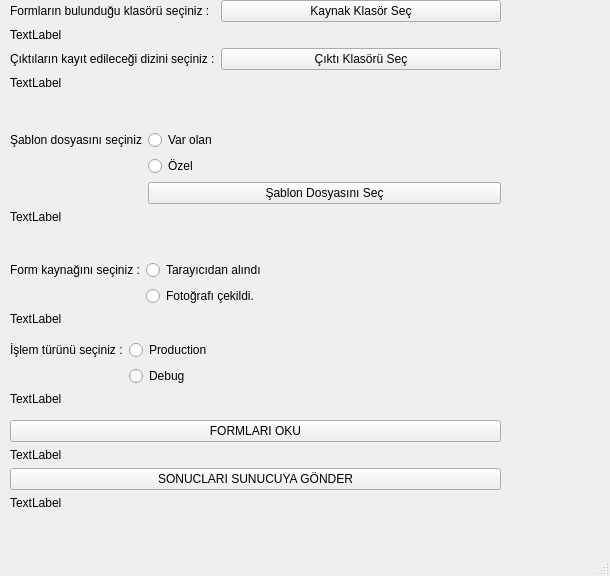
First picture: the form in OFOAnaEkran.ui, repository Python-Egitici-Egitimi-OOP-Grup-8/Optik-Form-Okuyucu, before the edit.
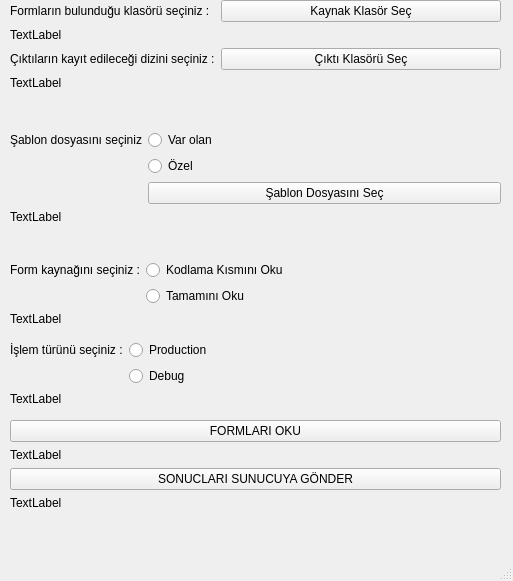
Second picture: the form after the edit.

What changed in the file:
```diff
--- a/OFOAnaEkran.ui
+++ b/OFOAnaEkran.ui
@@ -6,8 +6,8 @@
    <rect>
     <x>0</x>
     <y>0</y>
-    <width>610</width>
-    <height>576</height>
+    <width>513</width>
+    <height>581</height>
    </rect>
   </property>
   <property name="windowTitle">
@@ -81,7 +81,7 @@
      <item row="1" column="1">
       <widget class="QRadioButton" name="rdBtnFotograf">
        <property name="text">
-        <string>Fotoğrafı çekildi.</string>
+        <string>Tamamını Oku</string>
        </property>
       </widget>
      </item>
@@ -95,11 +95,11 @@
      <item row="0" column="1">
       <widget class="QRadioButton" name="rdBtnTarayici">
        <property name="text">
-        <string>Tarayıcıdan alındı</string>
-       </property>
+        <string>Kodlama Kısmını Oku</string>
+       </property>       
       </widget>
      </item>
-     <item row="2" column="0">
+     <item row="2" column="0" colspan="2">
       <widget class="QLabel" name="lblKaynakSonuc">
        <property name="text">
         <string>TextLabel</string>
```
Left out of the diff: 4 changed lines with no effect on the pictures.
